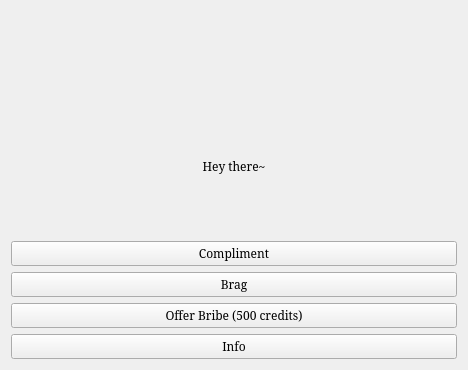
This is GalaxyGame/Student/encounter.ui in cronos23/spacewaifus as Qt 5 draws it before an edit. The edited form follows.
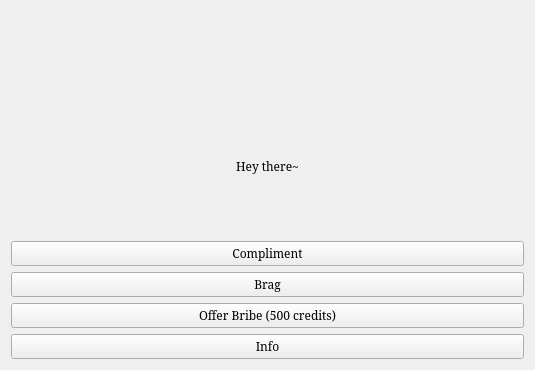
This is the edited form. Icons and pictures are not drawn.

```diff
--- a/GalaxyGame/Student/encounter.ui
+++ b/GalaxyGame/Student/encounter.ui
@@ -6,7 +6,7 @@
    <rect>
     <x>0</x>
     <y>0</y>
-    <width>468</width>
+    <width>535</width>
     <height>370</height>
    </rect>
   </property>
```
